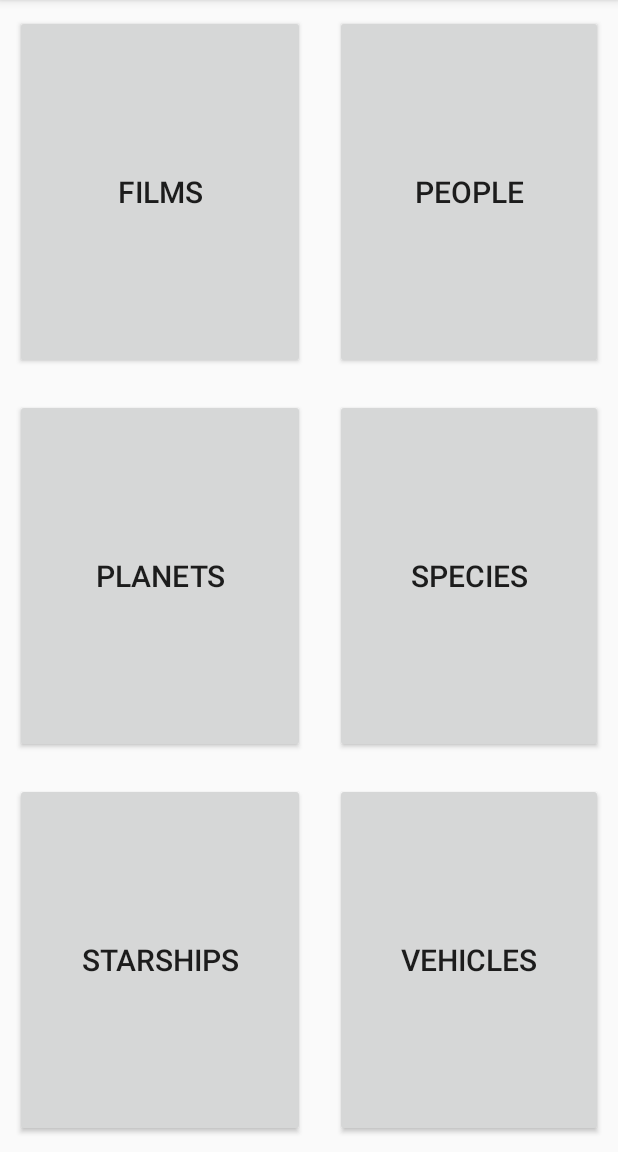
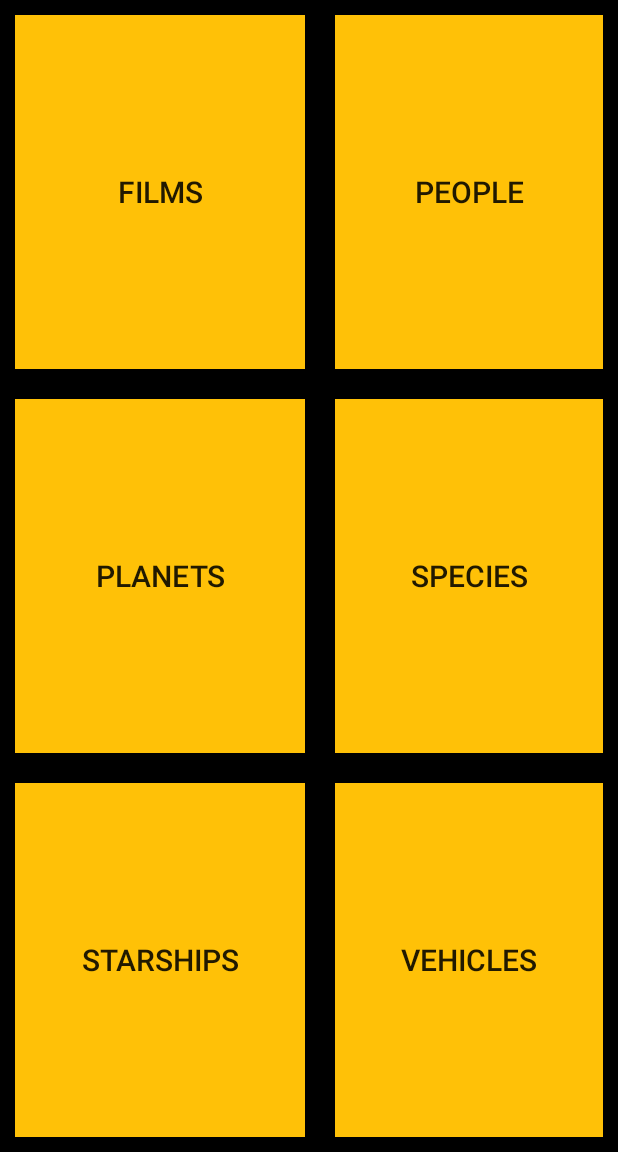
Before and after one commit to Jtoliveira/SWAPI_Android, an Android app: the screen it shows after launch (MainActivity), on a phone screen of 412 x 824 dp, the part 84-1236 px from its top. Run offline under Robolectric (Android 15) with nearby library versions, the phone set to English and light mode, and no system bars.

Commit message:
gui with some colours

```diff
--- a/app/src/main/java/com/example/swapi/MainActivity.java
+++ b/app/src/main/java/com/example/swapi/MainActivity.java
@@ -21,9 +21,9 @@ public class MainActivity extends AppCompatActivity {
     public static People answerPeople;
     public static Film answerFilm;
     public static Planets answerPlanets;
-    public static Species answerSpecies; //
+    public static Species answerSpecies;
     public static Starships answerStarships;
-    public static Vehicles answerVehicles; //,
+    public static Vehicles answerVehicles;
 
     //Layouts
     GridLayout mainGrid;
--- a/app/src/main/res/layout/activity_main.xml
+++ b/app/src/main/res/layout/activity_main.xml
@@ -5,6 +5,7 @@
     android:id="@+id/mainLayout"
     android:layout_width="match_parent"
     android:layout_height="match_parent"
+    android:background="#000000"
     tools:context=".MainActivity">
 
     <RelativeLayout
@@ -25,6 +26,7 @@
             android:layout_marginEnd="10dp"
             android:layout_marginRight="10dp"
             android:layout_marginBottom="10dp"
+            android:background="#FFC107"
             android:onClick="vehiclesReturnMain"
             android:text="Return" />
 
@@ -44,6 +46,7 @@
                 android:layout_marginEnd="10dp"
                 android:layout_marginRight="10dp"
                 android:layout_marginBottom="10dp"
+                android:background="#FFC107"
                 android:maxHeight="340dp"
                 android:textSize="25dp" />
         </RelativeLayout>
@@ -60,7 +63,8 @@
             android:layout_marginRight="10dp"
             android:layout_marginBottom="10dp"
             android:ems="10"
-            android:inputType="textPersonName" />
+            android:inputType="textPersonName"
+            android:textColor="#FFC107" />
 
         <Button
             android:id="@+id/vehiclesAnswer"
@@ -74,6 +78,7 @@
             android:layout_marginEnd="10dp"
             android:layout_marginRight="10dp"
             android:layout_marginBottom="10dp"
+            android:background="#FFC107"
             android:onClick="vehiclesAnswer"
             android:text="Guess" />
 
@@ -97,6 +102,7 @@
             android:layout_marginEnd="10dp"
             android:layout_marginRight="10dp"
             android:layout_marginBottom="10dp"
+            android:background="#FFC107"
             android:onClick="starshipsReturnMain"
             android:text="Return" />
 
@@ -116,6 +122,7 @@
                 android:layout_marginEnd="10dp"
                 android:layout_marginRight="10dp"
                 android:layout_marginBottom="10dp"
+                android:background="#FFC107"
                 android:maxHeight="340dp"
                 android:textSize="25dp" />
         </RelativeLayout>
@@ -132,7 +139,8 @@
             android:layout_marginRight="10dp"
             android:layout_marginBottom="10dp"
             android:ems="10"
-            android:inputType="textPersonName" />
+            android:inputType="textPersonName"
+            android:textColor="#FFC107" />
 
         <Button
             android:id="@+id/starshipsAnswer"
@@ -146,6 +154,7 @@
             android:layout_marginEnd="10dp"
             android:layout_marginRight="10dp"
             android:layout_marginBottom="10dp"
+            android:background="#FFC107"
             android:onClick="starshipsAnswer"
             android:text="Guess" />
 
@@ -169,6 +178,7 @@
             android:layout_marginEnd="10dp"
             android:layout_marginRight="10dp"
             android:layout_marginBottom="10dp"
+            android:background="#FFC107"
             android:onClick="speciesReturnMain"
             android:text="Return" />
 
@@ -188,6 +198,7 @@
                 android:layout_marginEnd="10dp"
                 android:layout_marginRight="10dp"
                 android:layout_marginBottom="10dp"
+                android:background="#FFC107"
                 android:maxHeight="340dp"
                 android:textSize="25dp" />
         </RelativeLayout>
@@ -204,7 +215,8 @@
             android:layout_marginRight="10dp"
             android:layout_marginBottom="10dp"
             android:ems="10"
-            android:inputType="textPersonName" />
+            android:inputType="textPersonName"
+            android:textColor="#FFC107" />
 
         <Button
             android:id="@+id/speciesAnswer"
@@ -218,6 +230,7 @@
             android:layout_marginEnd="10dp"
             android:layout_marginRight="10dp"
             android:layout_marginBottom="10dp"
+            android:background="#FFC107"
             android:onClick="speciesAnswer"
             android:text="Guess" />
 
@@ -242,6 +255,7 @@
             android:layout_marginEnd="10dp"
             android:layout_marginRight="10dp"
             android:layout_marginBottom="10dp"
+            android:background="#FFC107"
             android:onClick="planetsReturnMain"
             android:text="Return" />
 
@@ -261,6 +275,7 @@
                 android:layout_marginEnd="10dp"
                 android:layout_marginRight="10dp"
                 android:layout_marginBottom="10dp"
+                android:background="#FFC107"
                 android:maxHeight="340dp"
                 android:textSize="25dp" />
         </RelativeLayout>
@@ -277,7 +292,8 @@
             android:layout_marginRight="10dp"
             android:layout_marginBottom="10dp"
             android:ems="10"
-            android:inputType="textPersonName" />
+            android:inputType="textPersonName"
+            android:textColor="#FFC107" />
 
         <Button
             android:id="@+id/planetsAnswer"
@@ -291,6 +307,7 @@
             android:layout_marginEnd="10dp"
             android:layout_marginRight="10dp"
             android:layout_marginBottom="10dp"
+            android:background="#FFC107"
             android:onClick="planetAnswer"
             android:text="Guess" />
 
@@ -314,6 +331,7 @@
             android:layout_marginEnd="10dp"
             android:layout_marginRight="10dp"
             android:layout_marginBottom="10dp"
+            android:background="#FFC107"
             android:onClick="filmsReturnMain"
             android:text="Return" />
 
@@ -333,6 +351,7 @@
                 android:layout_marginEnd="10dp"
                 android:layout_marginRight="10dp"
                 android:layout_marginBottom="10dp"
+                android:background="#FFC107"
                 android:maxHeight="300dp"
                 android:textSize="25dp" />
         </RelativeLayout>
@@ -349,7 +368,8 @@
             android:layout_marginRight="10dp"
             android:layout_marginBottom="10dp"
             android:ems="10"
-            android:inputType="textPersonName" />
+            android:inputType="textPersonName"
+            android:textColor="#FFC107" />
 
         <Button
             android:id="@+id/filmsAnswer"
@@ -363,6 +383,7 @@
             android:layout_marginEnd="10dp"
             android:layout_marginRight="10dp"
             android:layout_marginBottom="10dp"
+            android:background="#FFC107"
             android:onClick="filmAnswer"
             android:text="Guess" />
 
@@ -380,6 +401,7 @@
             android:layout_width="wrap_content"
             android:layout_height="wrap_content"
             android:layout_margin="10dp"
+            android:background="#FFC107"
             android:onClick="switchFilms"
             android:tag="films"
             android:text="Films"
@@ -394,6 +416,7 @@
             android:layout_width="wrap_content"
             android:layout_height="wrap_content"
             android:layout_margin="10dp"
+            android:background="#FFC107"
             android:onClick="switchPeople"
             android:tag="people"
             android:text="People"
@@ -408,6 +431,7 @@
             android:layout_width="wrap_content"
             android:layout_height="wrap_content"
             android:layout_margin="10dp"
+            android:background="#FFC107"
             android:onClick="switchPlanets"
             android:tag="planets"
             android:text="Planets"
@@ -422,6 +446,7 @@
             android:layout_width="wrap_content"
             android:layout_height="wrap_content"
             android:layout_margin="10dp"
+            android:background="#FFC107"
             android:onClick="switchSpecies"
             android:tag="species"
             android:text="Species"
@@ -436,6 +461,7 @@
             android:layout_width="wrap_content"
             android:layout_height="wrap_content"
             android:layout_margin="10dp"
+            android:background="#FFC107"
             android:onClick="switchStarships"
             android:tag="startships"
             android:text="Starships"
@@ -450,6 +476,7 @@
             android:layout_width="wrap_content"
             android:layout_height="wrap_content"
             android:layout_margin="10dp"
+            android:background="#FFC107"
             android:onClick="switchVehicles"
             android:tag="vehicles"
             android:text="Vehicles"
@@ -478,6 +505,7 @@
             android:layout_marginEnd="10dp"
             android:layout_marginRight="10dp"
             android:layout_marginBottom="10dp"
+            android:background="#FFC107"
             android:onClick="peopleReturnMain"
             android:text="Return" />
 
@@ -497,6 +525,7 @@
                 android:layout_marginEnd="10dp"
                 android:layout_marginRight="10dp"
                 android:layout_marginBottom="10dp"
+                android:background="#FFC107"
                 android:maxHeight="340dp"
                 android:textSize="25sp" />
         </RelativeLayout>
@@ -513,7 +542,8 @@
             android:layout_marginRight="10dp"
             android:layout_marginBottom="10dp"
             android:ems="10"
-            android:inputType="textPersonName" />
+            android:inputType="textPersonName"
+            android:textColor="#FFC107" />
 
         <Button
             android:id="@+id/peopleAnswer"
@@ -527,6 +557,7 @@
             android:layout_marginEnd="10dp"
             android:layout_marginRight="10dp"
             android:layout_marginBottom="10dp"
+            android:background="#FFC107"
             android:onClick="peopleAnswer"
             android:text="Guess" />
 
```
